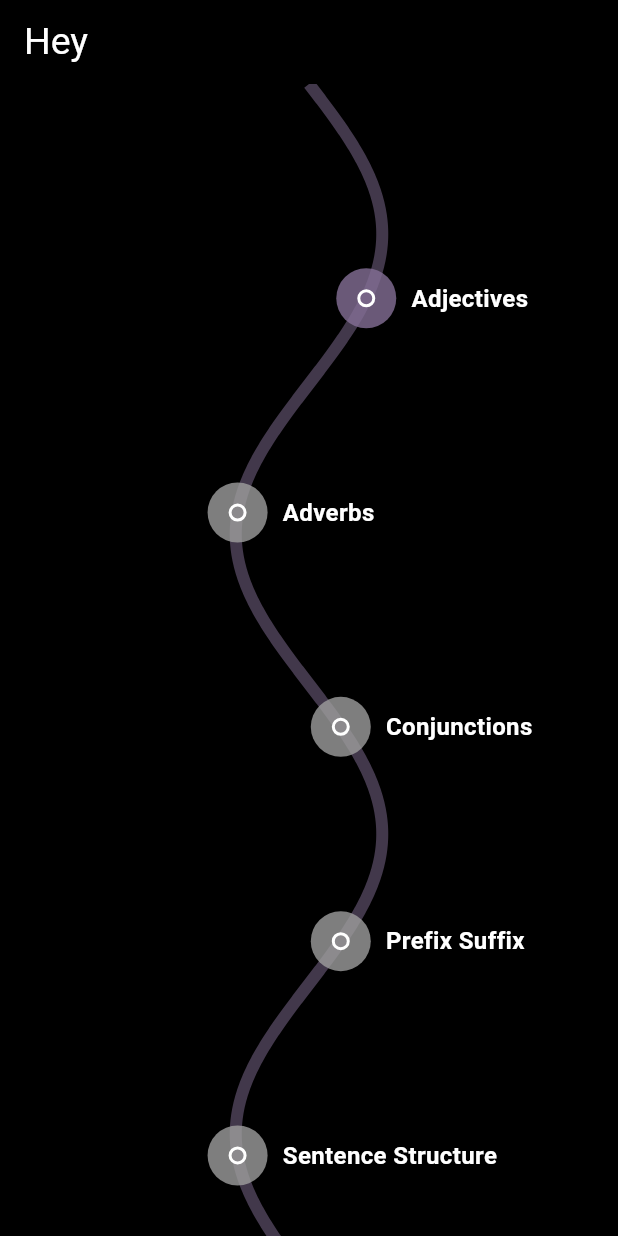
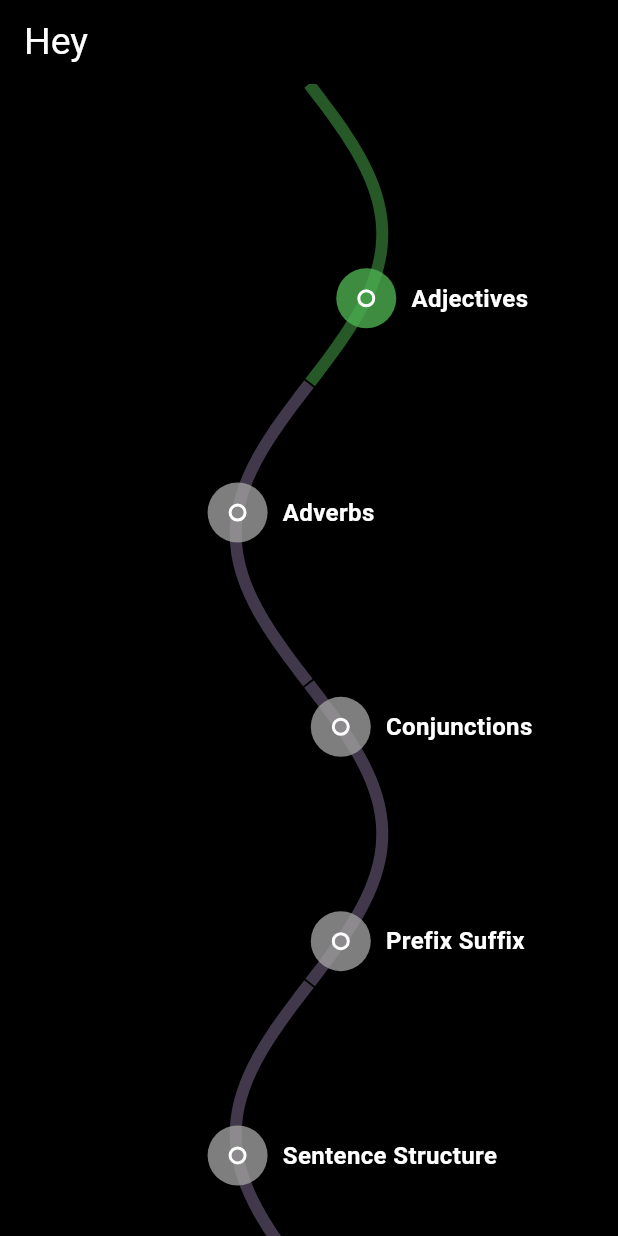
Before and after one commit to joshboye/LanguageHelperApp, a Flutter app: the HomeScreen screen opened directly, on a phone screen of 412 x 824 dp. Run offline on Flutter 3.47's test engine with Material 3 defaults, Android fonts, the phone set to English and light mode, and no system bars; our stand-ins replace hive, hive_flutter, shared_preferences; accounts and stored records are empty.

Commit message:
map green made

```diff
--- a/lib/features/home/presentation/pages/homescreen.dart
+++ b/lib/features/home/presentation/pages/homescreen.dart
@@ -42,6 +42,7 @@ class _HomeScreenState extends State<HomeScreen> {
       await provider.fetchLabels();
       await sheetsProvider.loadNodesData(provider);
       provider.initialize(context);
+      provider.updateAllNodeProgress(sheetsProvider, provider);
 
       print('node progress in homeinti is ${provider.nodeProgress}');
     });
@@ -79,6 +80,7 @@ class _HomeScreenState extends State<HomeScreen> {
                     painter: SineWaveCanvas(
                       numberOfWaves: widget.numberOfWaves,
                       amplitudes: waveAmplitude,
+                      nodeProgress: homeProvider.nodeProgress,
                     ),
                   ),
                   // Only show NodeButtonsOverlay when we have valid labels
--- a/lib/features/home/widgets/node_button_overlay.dart
+++ b/lib/features/home/widgets/node_button_overlay.dart
@@ -11,7 +11,7 @@ class NodeButtonsOverlay extends StatelessWidget {
   final List<double> amplitudes;
   final List<String> labels;
   final double frequency;
-  final void Function(int index) onNodeTapped; // Callback for node taps
+  final void Function(int index) onNodeTapped;
 
   const NodeButtonsOverlay({
     Key? key,
@@ -20,15 +20,13 @@ class NodeButtonsOverlay extends StatelessWidget {
     required this.canvasHeight,
     required this.amplitudes,
     required this.labels,
-    required this.onNodeTapped, // Add onNodeTapped parameter
+    required this.onNodeTapped,
     this.frequency = 0.5,
   }) : super(key: key);
 
   @override
   Widget build(BuildContext context) {
     if (labels.isEmpty || labels.length < numberOfNodes) {
-      // Ensure the widget doesn't render prematurely
-      print('in here');
       return const SizedBox.shrink();
     }
 
@@ -41,15 +39,14 @@ class NodeButtonsOverlay extends StatelessWidget {
       children: [
         for (int i = 1; i <= numberOfNodes; i++) ...{
           Positioned(
-            top: nodeSpacing * i - 20, // Adjust by half the button size
-            left: _calculateNodePosition(nodeSpacing * i, waveSegmentHeight, width) - 20, // Adjust by half the button size
+            top: nodeSpacing * i - 20,
+            left: _calculateNodePosition(nodeSpacing * i, waveSegmentHeight, width) - 20,
             child: Row(
               children: [
                 GestureDetector(
                   onTap: () {
                     if (provider.nodeProgress[i - 1] == 1) {
-                      // provider.tapNode(i - 1); // Update progress for the node
-                      onNodeTapped(i); // Trigger the callback with node index
+                      onNodeTapped(i);
                     }
                   },
                   child: Stack(
@@ -59,7 +56,9 @@ class NodeButtonsOverlay extends StatelessWidget {
                         width: 40,
                         height: 40,
                         decoration: BoxDecoration(
-                          color: provider.nodeProgress[i - 1] == 1 ? const Color.fromARGB(255, 132, 111, 150).withOpacity(0.8) : Colors.grey.withOpacity(0.8),
+                          color: provider.nodeProgress[i - 1] == 1
+                              ? Colors.green.withOpacity(0.8) // Green for completed node
+                              : Colors.grey.withOpacity(0.8), // Default color
                           shape: BoxShape.circle,
                         ),
                       ),
--- a/lib/features/home/widgets/sine_wave.dart
+++ b/lib/features/home/widgets/sine_wave.dart
@@ -5,35 +5,52 @@ import 'package:flutter/material.dart';
 class SineWaveCanvas extends CustomPainter {
   final int numberOfWaves;
   final List<double> amplitudes;
+  final List<double> nodeProgress; // Add nodeProgress to customize the color
   final double frequency = 0.5;
 
-  SineWaveCanvas({required this.numberOfWaves, required this.amplitudes});
+  SineWaveCanvas({
+    required this.numberOfWaves,
+    required this.amplitudes,
+    required this.nodeProgress,
+  });
 
   @override
   void paint(Canvas canvas, Size size) {
     Paint wavePaint = Paint()
-      ..color = const Color.fromARGB(255, 132, 111, 150).withOpacity(0.5)
       ..style = PaintingStyle.stroke
       ..strokeWidth = 8;
 
-    Path path = Path();
     double width = size.width;
     double height = size.height;
     double waveSegmentHeight = height / numberOfWaves;
 
-    for (double y = 0; y < height; y++) {
-      int waveIndex = (y ~/ waveSegmentHeight).clamp(0, numberOfWaves - 1);
+    // Iterate over each horizontal segment of the canvas
+    for (int waveIndex = 0; waveIndex < numberOfWaves; waveIndex++) {
+      Path path = Path();
       double amplitude = amplitudes[waveIndex];
+      double startY = waveIndex * waveSegmentHeight;
+      double endY = startY + waveSegmentHeight;
+
+      // Iterate over the vertical points of the wave (x-axis)
+      for (double y = startY; y < endY; y++) {
         double x = amplitude * sin((frequency * 2 * pi * y) / waveSegmentHeight) + width / 2;
 
-      if (y == 0) {
+        // Set wave color based on node progress
+        wavePaint.color = nodeProgress[waveIndex] == 1
+            ? Colors.green.withOpacity(0.5) // Completed node
+            : const Color.fromARGB(255, 132, 111, 150).withOpacity(0.5); // Default color
+
+        // Move to the starting point of the path
+        if (y == startY) {
           path.moveTo(x, y);
         } else {
           path.lineTo(x, y);
         }
       }
 
+      // Draw the path for each wave segment
       canvas.drawPath(path, wavePaint);
+    }
   }
 
   @override
```
Also changed, not shown: lib/features/home/presentation/providers/homeprovider.dart (+38 -1 lines), lib/main.dart (+18 -2 lines). Lines whose indentation alone changed are shown as unchanged.
